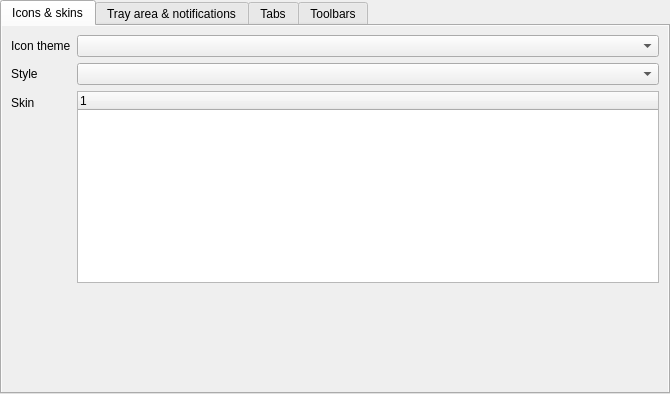
The window that src/librssguard/gui/settings/settingsgui.ui (martinrotter/rssguard) describes before a commit, drawn with Qt 5.
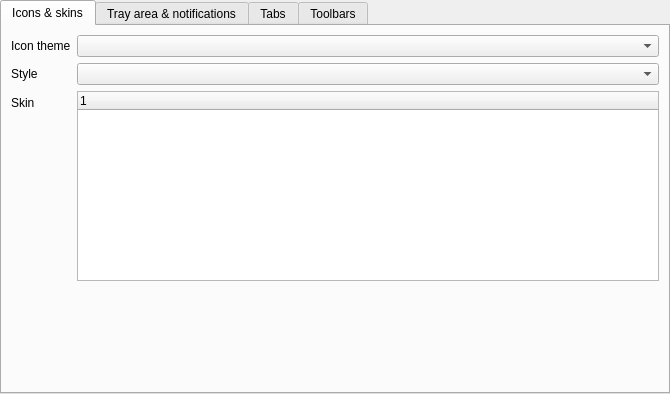
The same window after the commit. Custom widgets are drawn as their Qt base class.

Diff of the .ui file:
```diff
--- a/src/librssguard/gui/settings/settingsgui.ui
+++ b/src/librssguard/gui/settings/settingsgui.ui
@@ -25,9 +25,6 @@
    </property>
    <item>
     <widget class="QTabWidget" name="m_tabUi">
-     <property name="tabPosition">
-      <enum>QTabWidget::North</enum>
-     </property>
      <property name="currentIndex">
       <number>0</number>
      </property>
@@ -35,40 +32,7 @@
       <attribute name="title">
        <string>Icons &amp;&amp; skins</string>
       </attribute>
-      <layout class="QHBoxLayout" name="horizontalLayout_8">
-       <property name="leftMargin">
-        <number>0</number>
-       </property>
-       <property name="topMargin">
-        <number>0</number>
-       </property>
-       <property name="rightMargin">
-        <number>0</number>
-       </property>
-       <property name="bottomMargin">
-        <number>0</number>
-       </property>
-       <item>
-        <widget class="QScrollArea" name="m_scrollIconSkins">
-         <property name="frameShape">
-          <enum>QFrame::NoFrame</enum>
-         </property>
-         <property name="widgetResizable">
-          <bool>true</bool>
-         </property>
-         <widget class="QWidget" name="scrollAreaWidgetContents_2">
-          <property name="geometry">
-           <rect>
-            <x>0</x>
-            <y>0</y>
-            <width>664</width>
-            <height>368</height>
-           </rect>
-          </property>
           <layout class="QFormLayout" name="formLayout">
-           <property name="fieldGrowthPolicy">
-            <enum>QFormLayout::AllNonFixedFieldsGrow</enum>
-           </property>
            <item row="0" column="0">
             <widget class="QLabel" name="m_lblIconTheme">
              <property name="text">
@@ -142,18 +106,14 @@
              </property>
              <property name="sizeHint" stdset="0">
               <size>
-               <width>20</width>
-               <height>40</height>
+           <width>643</width>
+           <height>97</height>
               </size>
              </property>
             </spacer>
            </item>
           </layout>
          </widget>
-        </widget>
-       </item>
-      </layout>
-     </widget>
      <widget class="QWidget" name="m_tabNotifications">
       <attribute name="title">
        <string>Tray area &amp;&amp; notifications</string>
```
Left out of the diff: 10 changed lines with no effect on the pictures. Lines whose indentation alone changed are shown as unchanged.
